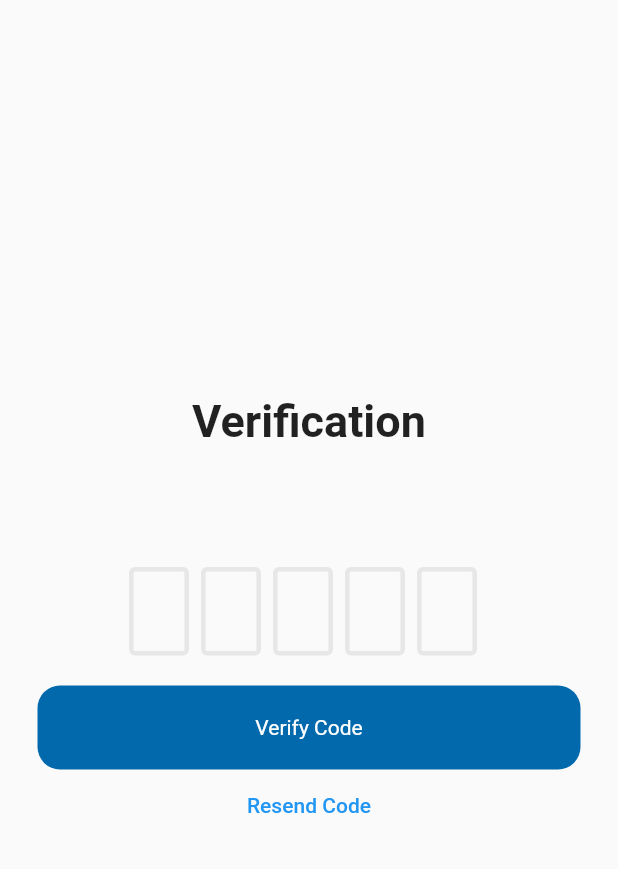
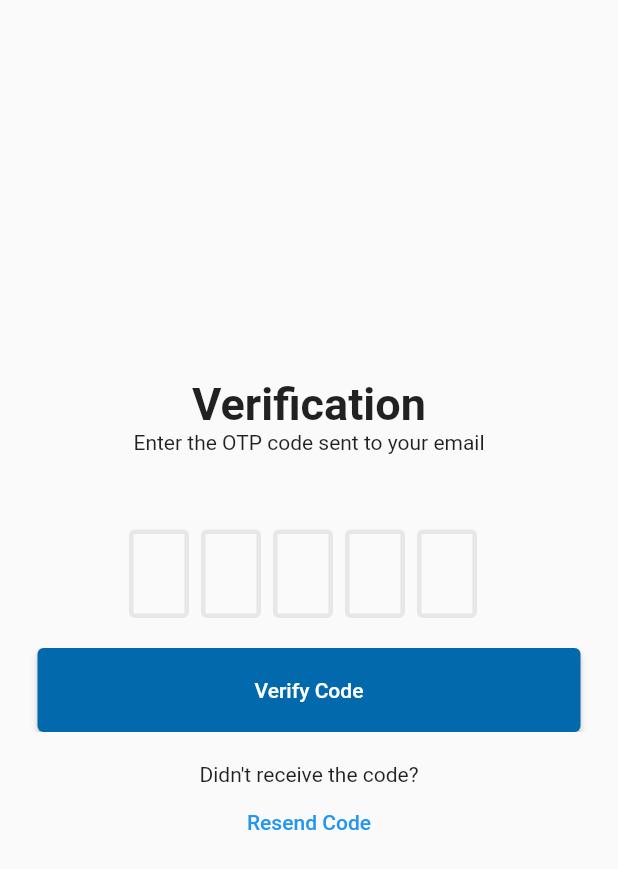
Before and after one commit to eyos-ias/gym_shift, a Flutter app: the OtpScreen screen opened directly, on a phone screen of 412 x 824 dp. Shown: the top 869 px of the screen. Run offline on Flutter 3.47's test engine with Material 2 defaults, Android fonts, the phone set to English and light mode, and no system bars; drawn by our look-alikes of flutter_otp_text_field; our stand-ins replace easy_splash_screen, smooth_page_indicator.

Commit message:
border radii and buttons changed

```diff
--- a/lib/Screens/RegistrationPage/components/otp_field.dart
+++ b/lib/Screens/RegistrationPage/components/otp_field.dart
@@ -8,9 +8,11 @@ class OtpField extends StatelessWidget {
   @override
   Widget build(BuildContext context) {
     return OtpTextField(
+      focusedBorderColor: kPrimaryColor,
+      //enabledBorderColor: kPrimaryColor,
       borderWidth: 3,
       numberOfFields: 5,
-      borderColor: kPrimaryColor,
+      //borderColor: kPrimaryColor,
       showFieldAsBox: true,
       onCodeChanged: (_) {},
       onSubmit: (_) {},
--- a/lib/Screens/RegistrationPage/otp_screen.dart
+++ b/lib/Screens/RegistrationPage/otp_screen.dart
@@ -8,23 +8,30 @@ class OtpScreen extends StatelessWidget {
   @override
   Widget build(BuildContext context) {
     return Scaffold(
-      body: Column(
+      body: Center(
+        child: SingleChildScrollView(
+          child: Column(
             mainAxisAlignment: MainAxisAlignment.center,
             children: [
               const Text(
                 "Verification",
                 style: TextStyle(fontSize: 30, fontWeight: FontWeight.bold),
               ),
-          const SizedBox(height: 80),
-          OtpField(),
+              const Text("Enter the OTP code sent to your email"),
+              const SizedBox(height: 50),
+              const OtpField(),
               const SizedBox(height: 20),
-          Padding(
+              ClipRRect(
+                borderRadius: BorderRadius.circular(15.0),
+                child: Padding(
                   padding: const EdgeInsets.symmetric(horizontal: 25.0),
+                  child: ElevatedButton(
+                    style: ButtonStyle(
+                      backgroundColor: MaterialStateProperty.all(kPrimaryColor),
+                    ),
+                    onPressed: () {},
                     child: Container(
-              padding: EdgeInsets.all(20.0),
-              decoration: BoxDecoration(
-                  color: kPrimaryColor,
-                  borderRadius: BorderRadius.circular(15)),
+                      padding: const EdgeInsets.all(20.0),
                       child: const Center(
                         child: Text(
                           'Verify Code',
@@ -33,12 +40,18 @@ class OtpScreen extends StatelessWidget {
                       ),
                     ),
                   ),
+                ),
+              ),
+              const SizedBox(height: 20),
+              const Text("Didn't receive the code?"),
               TextButton(
                 onPressed: () {},
                 child: const Text('Resend Code'),
               ),
             ],
           ),
+        ),
+      ),
     );
   }
 }
--- a/lib/Screens/SplashScreen/splash_screen.dart
+++ b/lib/Screens/SplashScreen/splash_screen.dart
@@ -1,7 +1,7 @@
 import 'package:flutter/material.dart';
 import 'package:easy_splash_screen/easy_splash_screen.dart';
 import 'package:gym_shift/core/constants/colors.dart';
-import '../HomePage/home_page.dart';
+
 import '../Onboarding/onboarding_screen.dart';
 
 class SplashScreen extends StatelessWidget {
--- a/lib/main.dart
+++ b/lib/main.dart
@@ -1,4 +1,5 @@
 import 'package:flutter/material.dart';
+import 'package:gym_shift/Screens/RegistrationPage/login_page.dart';
 import 'package:gym_shift/Screens/RegistrationPage/otp_screen.dart';
 import 'package:gym_shift/Screens/RegistrationPage/signup_page.dart';
 import 'package:gym_shift/Screens/SplashScreen/splash_screen.dart';
@@ -13,7 +14,7 @@ class MyApp extends StatelessWidget {
   @override
   Widget build(BuildContext context) {
     return const MaterialApp(
-      home: OtpScreen(),
+      home: LoginPage(),
     );
   }
 }
```
Also changed, not shown: lib/Screens/ProfileSetup/bmi_page.dart (added, +20 -0 lines), lib/Screens/RegistrationPage/login_page.dart (+16 -9 lines), lib/Screens/RegistrationPage/signup_page.dart (+14 -9 lines). Lines whose indentation alone changed are shown as unchanged.
